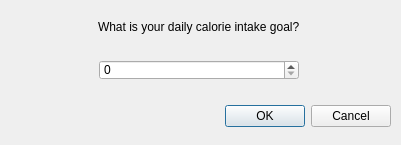
The window that caloriegoal.ui (kevinlucas23/getFit) describes before a commit, drawn with Qt 5.
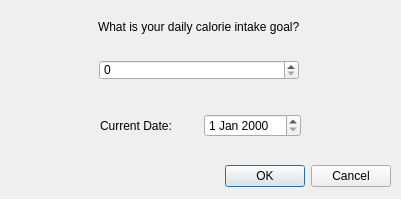
The same window after the commit.

```diff
--- a/caloriegoal.ui
+++ b/caloriegoal.ui
@@ -7,7 +7,7 @@
     <x>0</x>
     <y>0</y>
     <width>401</width>
-    <height>145</height>
+    <height>199</height>
    </rect>
   </property>
   <property name="windowTitle">
@@ -16,9 +16,9 @@
   <widget class="QDialogButtonBox" name="buttonBox">
    <property name="geometry">
     <rect>
-     <x>50</x>
-     <y>100</y>
-     <width>341</width>
+     <x>220</x>
+     <y>160</y>
+     <width>171</width>
      <height>32</height>
     </rect>
    </property>
@@ -64,6 +64,28 @@
     </item>
    </layout>
   </widget>
+  <widget class="QWidget" name="horizontalLayoutWidget">
+   <property name="geometry">
+    <rect>
+     <x>100</x>
+     <y>110</y>
+     <width>201</width>
+     <height>31</height>
+    </rect>
+   </property>
+   <layout class="QHBoxLayout" name="horizontalLayout">
+    <item>
+     <widget class="QLabel" name="label_2">
+      <property name="text">
+       <string>Current Date: </string>
+      </property>
+     </widget>
+    </item>
+    <item>
+     <widget class="QDateEdit" name="dateEdit"/>
+    </item>
+   </layout>
+  </widget>
  </widget>
  <resources/>
  <connections>
```
